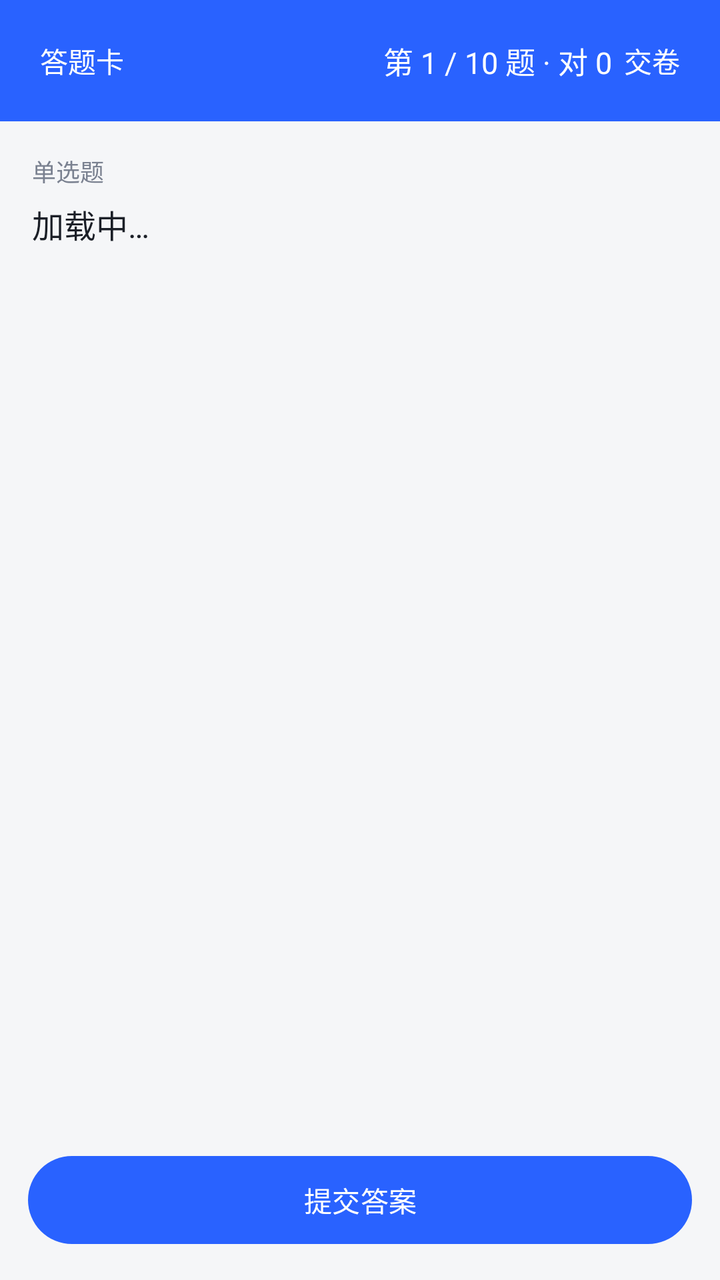
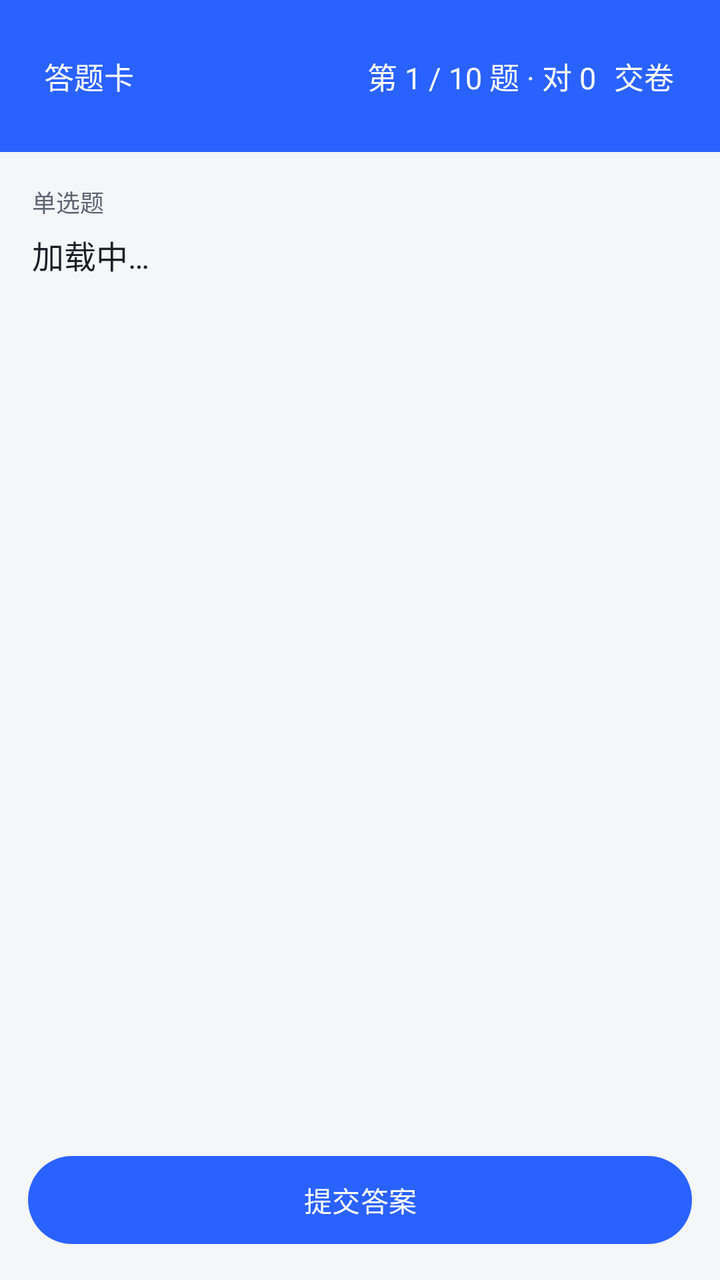

Screens rendered from an Android XML layout before and after an edit, with the pre-edit source and the edit as a unified diff.
<!-- AndroidManifest.xml: application theme Theme.ExamPrep -->
<!-- res/layout/activity_practice.xml -->
<?xml version="1.0" encoding="utf-8"?>
<LinearLayout xmlns:android="http://schemas.android.com/apk/res/android"
    android:layout_width="match_parent" android:layout_height="match_parent"
    android:orientation="vertical" android:background="@color/bg">

    
    <LinearLayout
        android:layout_width="match_parent" android:layout_height="wrap_content"
        android:background="@color/primary" android:gravity="center_vertical"
        android:orientation="horizontal" android:padding="14dp">

        <TextView
            android:id="@+id/btnCard"
            android:layout_width="wrap_content" android:layout_height="wrap_content"
            android:padding="6dp" android:text="答题卡"
            android:textColor="#FFFFFF" android:background="?attr/selectableItemBackground" />

        <TextView
            android:id="@+id/tvProgress"
            android:layout_width="0dp" android:layout_weight="1"
            android:layout_height="wrap_content" android:layout_marginStart="8dp"
            android:gravity="end"
            android:text="第 1 / 10 题 · 对 0"
            android:textColor="#FFFFFF" android:textSize="15sp" />

        <TextView
            android:id="@+id/btnFinish"
            android:layout_width="wrap_content" android:layout_height="wrap_content"
            android:text="交卷" android:textColor="#FFFFFF"
            android:background="?attr/selectableItemBackground" android:padding="6dp" />
    </LinearLayout>

    <ScrollView
        android:layout_width="match_parent" android:layout_height="0dp"
        android:layout_weight="1" android:fillViewport="true">

        <LinearLayout
            android:layout_width="match_parent" android:layout_height="wrap_content"
            android:orientation="vertical" android:padding="16dp">

            <TextView
                android:id="@+id/tvTypeName"
                style="@style/StatLabel" android:text="单选题" />

            <TextView
                android:id="@+id/tvStem"
                android:layout_width="match_parent" android:layout_height="wrap_content"
                android:layout_marginTop="6dp"
                android:textColor="@color/text_main" android:textSize="16sp"
                android:lineSpacingExtra="4dp" android:text="加载中…" />

            <TextView
                android:id="@+id/tvMaterial"
                android:layout_width="match_parent" android:layout_height="wrap_content"
                android:layout_marginTop="8dp"
                android:background="@color/card" android:padding="10dp"
                android:textColor="@color/text_sub" android:textSize="13sp"
                android:visibility="gone" />

            
            <LinearLayout
                android:id="@+id/llAnswerArea"
                android:layout_width="match_parent" android:layout_height="wrap_content"
                android:layout_marginTop="14dp" android:orientation="vertical" />

            
            <LinearLayout
                android:id="@+id/llResult"
                android:layout_width="match_parent" android:layout_height="wrap_content"
                android:layout_marginTop="14dp" android:orientation="vertical"
                android:visibility="gone">

                <TextView
                    android:id="@+id/tvJudge"
                    android:layout_width="match_parent" android:layout_height="wrap_content"
                    android:textSize="15sp" android:textStyle="bold" />

                <TextView
                    android:id="@+id/tvCorrectAnswer"
                    style="@style/CardText" android:layout_marginTop="6dp" />

                <TextView
                    android:id="@+id/tvAnalysis"
                    style="@style/CardText" android:layout_marginTop="6dp" />

                <TextView
                    android:id="@+id/tvSelfEvalTip"
                    style="@style/StatLabel" android:layout_marginTop="10dp"
                    android:text="这道题你会了吗？" android:visibility="gone" />

                <LinearLayout
                    android:id="@+id/llSelfEval"
                    android:layout_width="match_parent" android:layout_height="wrap_content"
                    android:layout_marginTop="6dp" android:orientation="horizontal"
                    android:visibility="gone">

                    <com.google.android.material.button.MaterialButton
                        android:id="@+id/btnEvalKnow"
                        style="@style/Widget.Material3.Button.TonalButton"
                        android:layout_width="0dp" android:layout_weight="1"
                        android:layout_height="wrap_content" android:layout_marginEnd="4dp"
                        android:text="会了" />

                    <com.google.android.material.button.MaterialButton
                        android:id="@+id/btnEvalUnsure"
                        style="@style/Widget.Material3.Button.TonalButton"
                        android:layout_width="0dp" android:layout_weight="1"
                        android:layout_marginStart="4dp" android:layout_marginEnd="4dp"
                        android:layout_height="wrap_content"
                        android:text="模糊" />

                    <com.google.android.material.button.MaterialButton
                        android:id="@+id/btnEvalDont"
                        style="@style/Widget.Material3.Button.TonalButton"
                        android:layout_width="0dp" android:layout_weight="1"
                        android:layout_marginStart="4dp"
                        android:layout_height="wrap_content"
                        android:text="不会" />
                </LinearLayout>
            </LinearLayout>
        </LinearLayout>
    </ScrollView>

    <com.google.android.material.button.MaterialButton
        android:id="@+id/btnAction"
        android:layout_width="match_parent" android:layout_height="52dp"
        android:layout_margin="14dp" android:text="提交答案" />
</LinearLayout>
<!-- resources referenced by this layout -->
<resources>
  <color name="bg">#F5F6F8</color>
  <color name="card">#FFFFFF</color>
  <color name="primary">#2962FF</color>
  <color name="text_main">#1B1F27</color>
  <color name="text_sub">#7A8190</color>
  <style name="CardText">
          <item name="android:layout_width">match_parent</item>
          <item name="android:layout_height">wrap_content</item>
          <item name="android:textColor">@color/text_sub</item>
          <item name="android:textSize">13sp</item>
      </style>
  <style name="StatLabel">
          <item name="android:layout_width">wrap_content</item>
          <item name="android:layout_height">wrap_content</item>
          <item name="android:textColor">@color/text_sub</item>
          <item name="android:textSize">12sp</item>
      </style>
  <style name="Theme.ExamPrep" parent="Theme.Material3.DayNight.NoActionBar">
          <item name="colorPrimary">@color/primary</item>
          <item name="colorOnPrimary">#FFFFFF</item>
          <item name="colorPrimaryContainer">@color/chip_bg</item>
          <item name="colorSecondary">@color/accent</item>
          <item name="android:colorBackground">@color/bg</item>
          <item name="colorSurface">@color/card</item>
          <item name="android:statusBarColor">@color/primary</item>
          <item name="android:textColorPrimary">@color/text_main</item>
          <item name="android:textColorSecondary">@color/text_sub</item>
      </style>
  <color name="chip_bg">#EEF2FF</color>
  <color name="accent">#00BFA5</color>
</resources>

<!-- the commit's change to res/layout/activity_practice.xml (unified diff, before → after) -->
@@ -10,6 +10,7 @@
         android:orientation="horizontal" android:padding="14dp">
 
         <TextView
+            style="@style/TopAction"
             android:id="@+id/btnCard"
             android:layout_width="wrap_content" android:layout_height="wrap_content"
             android:padding="6dp" android:text="答题卡"
@@ -24,6 +25,7 @@
             android:textColor="#FFFFFF" android:textSize="15sp" />
 
         <TextView
+            style="@style/TopAction"
             android:id="@+id/btnFinish"
             android:layout_width="wrap_content" android:layout_height="wrap_content"
             android:text="交卷" android:textColor="#FFFFFF"
@@ -83,6 +85,12 @@
                     android:id="@+id/tvAnalysis"
                     style="@style/CardText" android:layout_marginTop="6dp" />
 
+                
+                <TextView
+                    android:id="@+id/tvAiGrade"
+                    style="@style/CardText" android:layout_marginTop="6dp"
+                    android:visibility="gone" />
+
                 <TextView
                     android:id="@+id/tvSelfEvalTip"
                     style="@style/StatLabel" android:layout_marginTop="10dp"
<!-- resource entries referenced after the edit -->
@@ -4,7 +4,7 @@
   <color name="card">#FFFFFF</color>
   <color name="primary">#2962FF</color>
   <color name="text_main">#1B1F27</color>
-  <color name="text_sub">#7A8190</color>
+  <color name="text_sub">#5C6472</color>
   <style name="CardText">
           <item name="android:layout_width">match_parent</item>
           <item name="android:layout_height">wrap_content</item>
@@ -16,6 +16,18 @@
           <item name="android:layout_height">wrap_content</item>
           <item name="android:textColor">@color/text_sub</item>
           <item name="android:textSize">12sp</item>
+      </style>
+  <style name="TopAction">
+          <item name="android:layout_width">wrap_content</item>
+          <item name="android:layout_height">wrap_content</item>
+          <item name="android:minWidth">48dp</item>
+          <item name="android:minHeight">48dp</item>
+          <item name="android:gravity">center</item>
+          <item name="android:paddingStart">8dp</item>
+          <item name="android:paddingEnd">8dp</item>
+          <item name="android:textColor">#FFFFFF</item>
+          <item name="android:textSize">15sp</item>
+          <item name="android:background">?attr/selectableItemBackground</item>
       </style>
   <style name="Theme.ExamPrep" parent="Theme.Material3.DayNight.NoActionBar">
           <item name="colorPrimary">@color/primary</item>
